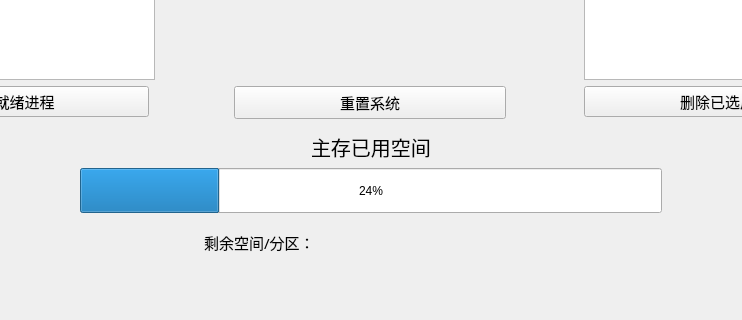
The window that Window.ui (Misaka-9982/cpuProgressControlSimulation) describes before a commit, drawn with Qt 5; both pictures show x 196 to 938 and y 534 to 854 of the 1124 by 854 pixel window.
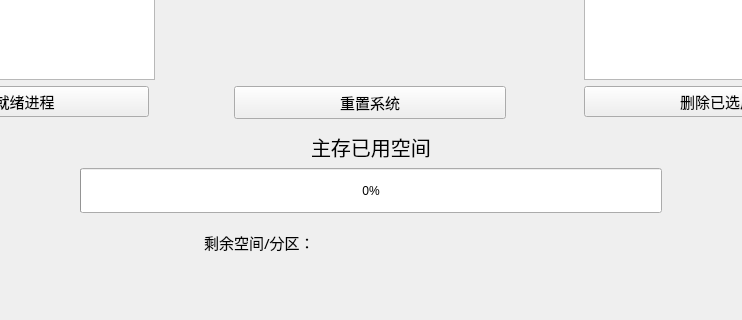
The same window after the commit.

Diff of the .ui file:
```diff
--- a/Window.ui
+++ b/Window.ui
@@ -86,8 +86,11 @@
          <verstretch>0</verstretch>
         </sizepolicy>
        </property>
+       <property name="maximum">
+        <number>101</number>
+       </property>
        <property name="value">
-        <number>24</number>
+        <number>0</number>
        </property>
       </widget>
      </item>
```
